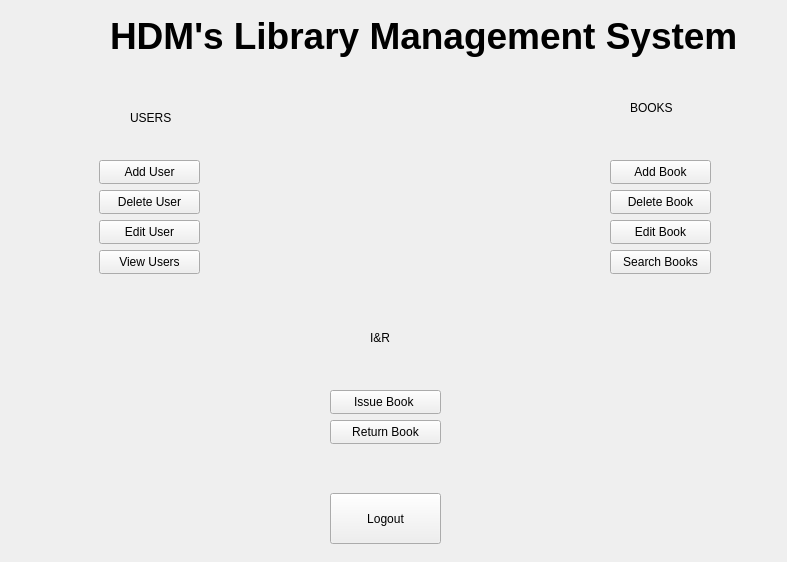
First picture: the form in Library-Management-System/mainmenu.ui, repository danisensei/Library-Management-System, before the edit.
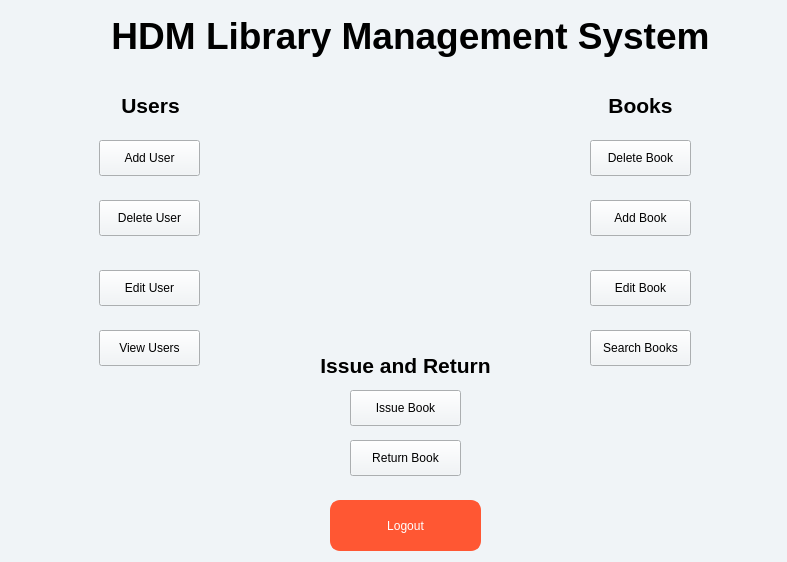
Second picture: the form after the edit. Icons and pictures are not drawn.

Commit message:
UI styling and elements placement
- Polish UIs
-Added Stylesheets
- Tweaked UI element placements

Attributions:
- Book icon book.png by mavadee - Flaticon
- Id card icon member.png by Freepik
-Shelves icon archive.png by Eucalyp - Flaticon

```diff
--- a/Library-Management-System/mainmenu.ui
+++ b/Library-Management-System/mainmenu.ui
@@ -11,12 +11,19 @@
    </rect>
   </property>
   <property name="windowTitle">
-   <string>Form</string>
+   <string>HDM Library Management System</string>
+  </property>
+  <property name="styleSheet">
+   <string>
+    QWidget {
+        background-color: #f0f4f7;
+    }
+   </string>
   </property>
   <widget class="QLabel" name="mainmenulabel">
    <property name="geometry">
     <rect>
-     <x>110</x>
+     <x>70</x>
      <y>10</y>
      <width>681</width>
      <height>51</height>
@@ -29,59 +36,64 @@
      <bold>true</bold>
     </font>
    </property>
-   <property name="styleSheet">
-    <string notr="true"/>
-   </property>
    <property name="text">
-    <string>HDM's Library Management System</string>
+    <string>HDM Library Management System</string>
+   </property>
+   <property name="alignment">
+    <set>Qt::AlignmentFlag::AlignCenter</set>
    </property>
   </widget>
   <widget class="QLabel" name="userslabel">
    <property name="geometry">
     <rect>
-     <x>130</x>
-     <y>110</y>
-     <width>41</width>
-     <height>16</height>
+     <x>120</x>
+     <y>90</y>
+     <width>61</width>
+     <height>30</height>
     </rect>
    </property>
+   <property name="font">
+    <font>
+     <pointsize>16</pointsize>
+     <bold>true</bold>
+    </font>
+   </property>
    <property name="text">
-    <string>USERS</string>
+    <string>Users</string>
+   </property>
+   <property name="alignment">
+    <set>Qt::AlignmentFlag::AlignCenter</set>
    </property>
   </widget>
   <widget class="QLabel" name="bookslabel">
    <property name="geometry">
     <rect>
-     <x>630</x>
-     <y>100</y>
-     <width>71</width>
-     <height>16</height>
+     <x>600</x>
+     <y>90</y>
+     <width>81</width>
+     <height>30</height>
     </rect>
    </property>
-   <property name="text">
-    <string>BOOKS</string>
+   <property name="font">
+    <font>
+     <pointsize>16</pointsize>
+     <bold>true</bold>
+    </font>
    </property>
-  </widget>
-  <widget class="QLabel" name="iandrlabel">
-   <property name="geometry">
-    <rect>
-     <x>370</x>
-     <y>330</y>
-     <width>51</width>
-     <height>16</height>
-    </rect>
-   </property>
    <property name="text">
-    <string>I&amp;R</string>
+    <string>Books</string>
+   </property>
+   <property name="alignment">
+    <set>Qt::AlignmentFlag::AlignCenter</set>
    </property>
   </widget>
   <widget class="QPushButton" name="adduserbutton">
    <property name="geometry">
     <rect>
      <x>99</x>
-     <y>160</y>
+     <y>140</y>
      <width>101</width>
-     <height>24</height>
+     <height>36</height>
     </rect>
    </property>
    <property name="text">
@@ -92,9 +104,9 @@
    <property name="geometry">
     <rect>
      <x>99</x>
-     <y>190</y>
+     <y>200</y>
      <width>101</width>
-     <height>24</height>
+     <height>36</height>
     </rect>
    </property>
    <property name="text">
@@ -105,9 +117,9 @@
    <property name="geometry">
     <rect>
      <x>99</x>
-     <y>220</y>
+     <y>270</y>
      <width>101</width>
-     <height>24</height>
+     <height>36</height>
     </rect>
    </property>
    <property name="text">
@@ -118,9 +130,9 @@
    <property name="geometry">
     <rect>
      <x>99</x>
-     <y>250</y>
+     <y>330</y>
      <width>101</width>
-     <height>24</height>
+     <height>36</height>
     </rect>
    </property>
    <property name="text">
@@ -130,23 +142,23 @@
   <widget class="QPushButton" name="issuebookbutton">
    <property name="geometry">
     <rect>
-     <x>330</x>
+     <x>350</x>
      <y>390</y>
      <width>111</width>
-     <height>24</height>
+     <height>36</height>
     </rect>
    </property>
    <property name="text">
-    <string>Issue Book </string>
+    <string>Issue Book</string>
    </property>
   </widget>
   <widget class="QPushButton" name="returnbookbutton">
    <property name="geometry">
     <rect>
-     <x>330</x>
-     <y>420</y>
+     <x>350</x>
+     <y>440</y>
      <width>111</width>
-     <height>24</height>
+     <height>36</height>
     </rect>
    </property>
    <property name="text">
@@ -156,10 +168,10 @@
   <widget class="QPushButton" name="editbookbutton">
    <property name="geometry">
     <rect>
-     <x>610</x>
-     <y>220</y>
+     <x>590</x>
+     <y>270</y>
      <width>101</width>
-     <height>24</height>
+     <height>36</height>
     </rect>
    </property>
    <property name="text">
@@ -169,10 +181,10 @@
   <widget class="QPushButton" name="searchbooksbutton">
    <property name="geometry">
     <rect>
-     <x>610</x>
-     <y>250</y>
+     <x>590</x>
+     <y>330</y>
      <width>101</width>
-     <height>24</height>
+     <height>36</height>
     </rect>
    </property>
    <property name="text">
@@ -182,10 +194,10 @@
   <widget class="QPushButton" name="deletebookbutton">
    <property name="geometry">
     <rect>
-     <x>610</x>
-     <y>190</y>
+     <x>590</x>
+     <y>140</y>
      <width>101</width>
-     <height>24</height>
+     <height>36</height>
     </rect>
    </property>
    <property name="text">
@@ -195,10 +207,10 @@
   <widget class="QPushButton" name="addbookbutton">
    <property name="geometry">
     <rect>
-     <x>610</x>
-     <y>160</y>
+     <x>590</x>
+     <y>200</y>
      <width>101</width>
-     <height>24</height>
+     <height>36</height>
     </rect>
    </property>
    <property name="text">
@@ -209,15 +221,135 @@
    <property name="geometry">
     <rect>
      <x>330</x>
-     <y>493</y>
-     <width>111</width>
+     <y>500</y>
+     <width>151</width>
      <height>51</height>
     </rect>
    </property>
+   <property name="styleSheet">
+    <string notr="true">QPushButton#logoutbutton {
+    background-color: #FF5733; 
+    color: white; 
+    border: 2px solid #FF5733; 
+    border-radius: 10px; 
+    padding: 10px 20px;
+    font: bold 14px &quot;Segoe UI&quot;; 
+}
+
+QPushButton#logoutbutton:hover {
+    background-color: #E74C3C; 
+    border-color: #E74C3C; 
+}
+
+QPushButton#logoutbutton:pressed {
+    background-color: #C0392B; 
+    border-color: #C0392B; 
+    color: #FDEDEC; /
+}
+</string>
+   </property>
    <property name="text">
     <string>Logout</string>
    </property>
   </widget>
+  <widget class="QLabel" name="issueandreturnlabel">
+   <property name="geometry">
+    <rect>
+     <x>310</x>
+     <y>350</y>
+     <width>191</width>
+     <height>30</height>
+    </rect>
+   </property>
+   <property name="font">
+    <font>
+     <pointsize>16</pointsize>
+     <bold>true</bold>
+    </font>
+   </property>
+   <property name="text">
+    <string>Issue and Return</string>
+   </property>
+   <property name="alignment">
+    <set>Qt::AlignmentFlag::AlignCenter</set>
+   </property>
+  </widget>
+  <widget class="QLabel" name="image_center">
+   <property name="geometry">
+    <rect>
+     <x>300</x>
+     <y>120</y>
+     <width>201</width>
+     <height>181</height>
+    </rect>
+   </property>
+   <property name="text">
+    <string/>
+   </property>
+   <property name="pixmap">
+    <pixmap resource="resources.qrc">:/images/images/reading-book.png</pixmap>
+   </property>
+   <property name="scaledContents">
+    <bool>true</bool>
+   </property>
+  </widget>
+  <widget class="QLabel" name="userimg">
+   <property name="geometry">
+    <rect>
+     <x>30</x>
+     <y>80</y>
+     <width>61</width>
+     <height>51</height>
+    </rect>
+   </property>
+   <property name="text">
+    <string/>
+   </property>
+   <property name="pixmap">
+    <pixmap resource="resources.qrc">:/images/images/member.png</pixmap>
+   </property>
+   <property name="scaledContents">
+    <bool>true</bool>
+   </property>
+  </widget>
+  <widget class="QLabel" name="bookimg">
+   <property name="geometry">
+    <rect>
+     <x>700</x>
+     <y>80</y>
+     <width>61</width>
+     <height>51</height>
+    </rect>
+   </property>
+   <property name="text">
+    <string/>
+   </property>
+   <property name="pixmap">
+    <pixmap resource="resources.qrc">:/images/images/book.png</pixmap>
+   </property>
+   <property name="scaledContents">
+    <bool>true</bool>
+   </property>
+  </widget>
+  <widget class="QLabel" name="issuereturnimg">
+   <property name="geometry">
+    <rect>
+     <x>480</x>
+     <y>400</y>
+     <width>61</width>
+     <height>61</height>
+    </rect>
+   </property>
+   <property name="text">
+    <string/>
+   </property>
+   <property name="pixmap">
+    <pixmap resource="resources.qrc">:/images/images/archive.png</pixmap>
+   </property>
+   <property name="scaledContents">
+    <bool>true</bool>
+   </property>
+  </widget>
  </widget>
  <resources/>
  <connections/>
```
Left out of the diff: 4 changed lines with no effect on the pictures. The commit also changes 7 other files.
